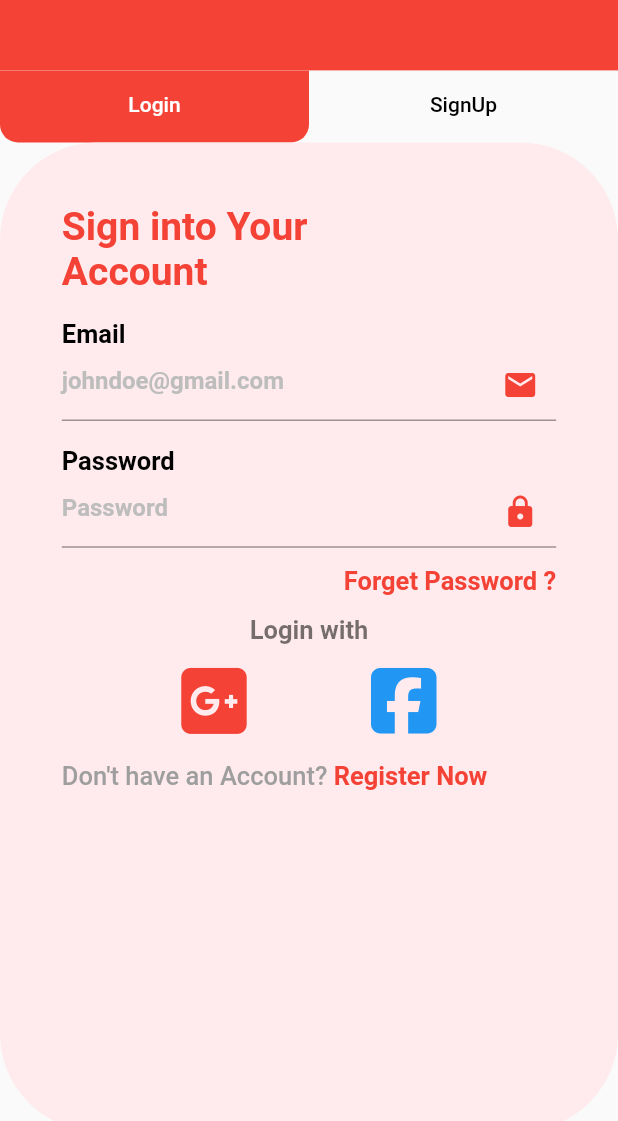
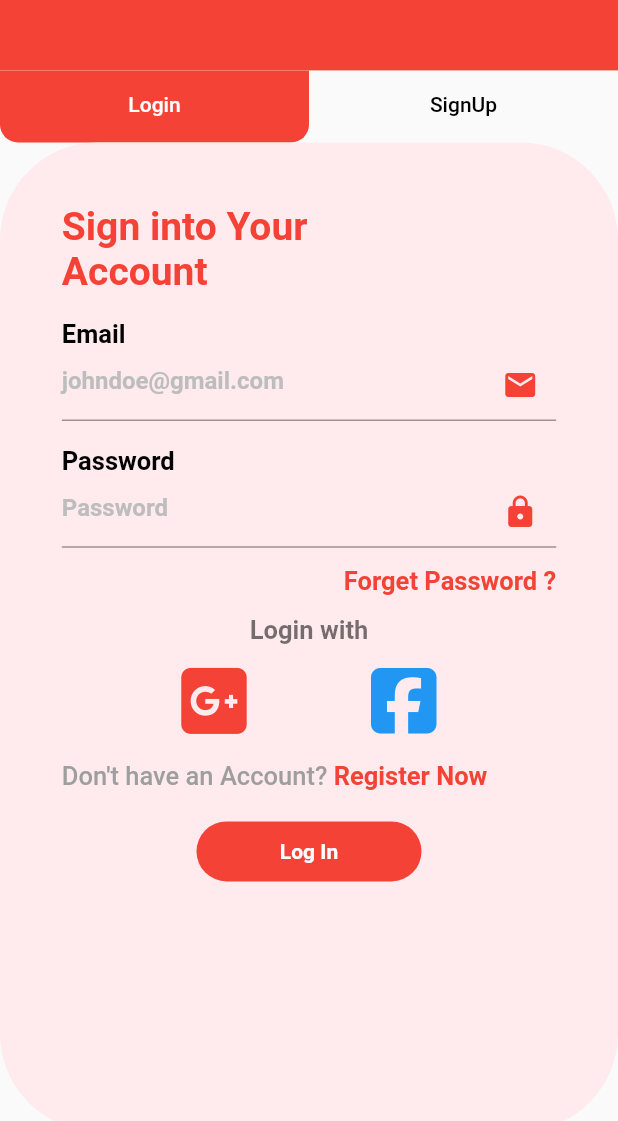
Before and after one commit to raj4477/QuatApp, a Flutter app: the screen it shows after launch, on a phone screen of 412 x 824 dp, the part 115-1236 px from its top. Run offline on Flutter 3.47's test engine with Material 2 defaults, Android fonts, the phone set to English and light mode, and no system bars; our stand-ins replace firebase_auth, firebase_core, font_awesome_flutter, get, google_sign_in, timeago; accounts and stored records are empty.

Commit message:
Added Some Changes

```diff
--- a/lib/pages/login.dart
+++ b/lib/pages/login.dart
@@ -140,7 +140,17 @@ class _LogInState extends State<LogIn> {
                         ..onTap = () {
                           widget.c.animateTo((widget.c.index + 1) % 2);
                         })
-                ]))
+                ])),
+                   SizedBox(height: size.height*0.025),
+               Center(
+                 child: Container(width: 150,height: 40,
+                 decoration:const BoxDecoration(
+                  color: Colors.red,
+                  borderRadius: BorderRadius.all(Radius.circular(25))
+                 ),
+                 child: const Center(child: Text("Log In",style: TextStyle(color: Colors.white,fontWeight: FontWeight.bold),)),
+                 ),
+               )
           ]),
         ),
       ),
```
Also changed, not shown: lib/pages/signup.dart (+10 -0 lines).
